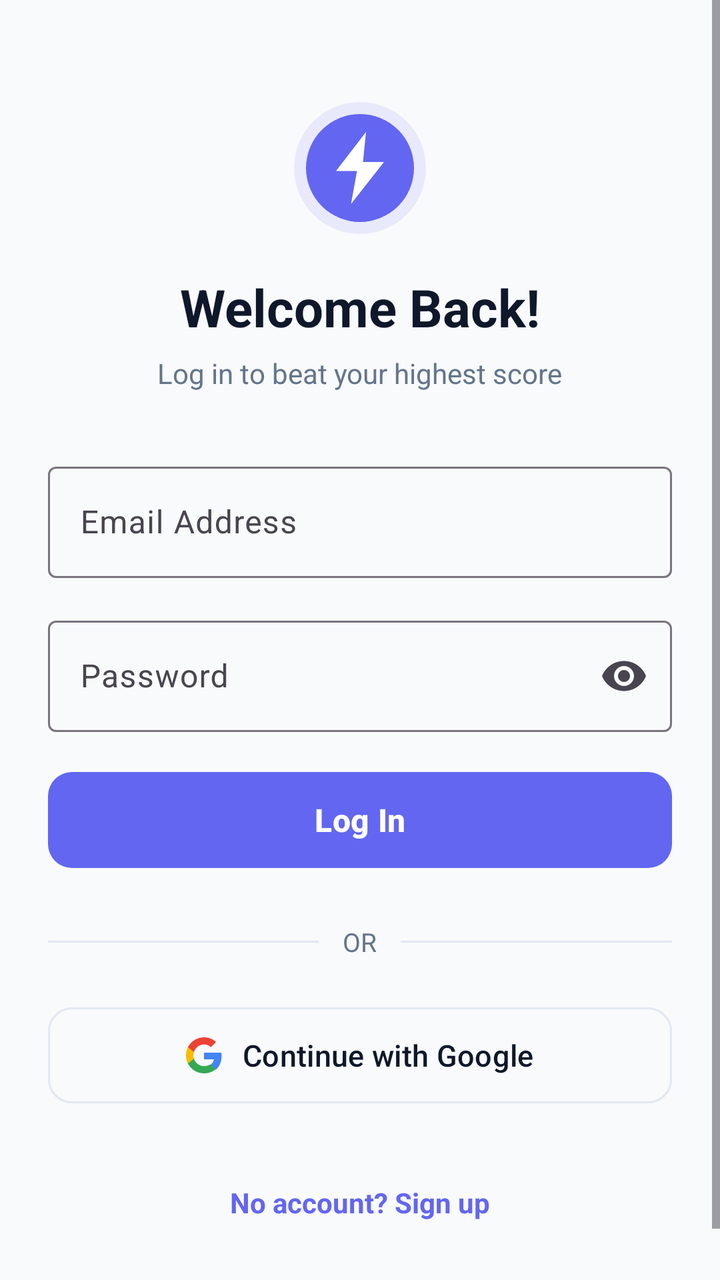
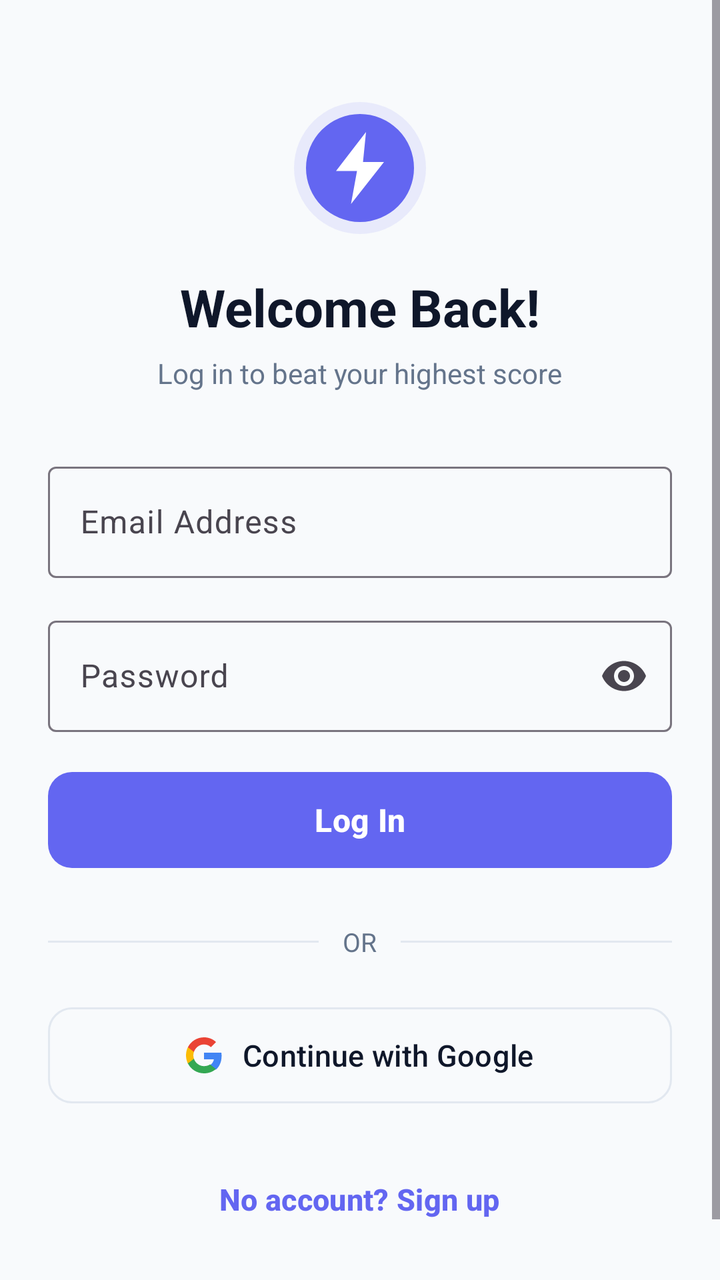

Compare the two renders of this Android layout. The source of the first and the diff that turns it into the second are given below.
<!-- AndroidManifest.xml: application theme Theme.Taprush -->
<!-- res/layout/activity_login.xml -->
<?xml version="1.0" encoding="utf-8"?>
<ScrollView xmlns:android="http://schemas.android.com/apk/res/android"
    xmlns:app="http://schemas.android.com/apk/res-auto"
    xmlns:tools="http://schemas.android.com/tools"
    android:layout_width="match_parent"
    android:layout_height="match_parent"
    android:background="@color/background_light"
    android:fillViewport="true">

    <LinearLayout
        android:layout_width="match_parent"
        android:layout_height="wrap_content"
        android:gravity="center_horizontal"
        android:orientation="vertical"
        android:padding="24dp">

        <ImageView
            android:layout_width="72dp"
            android:layout_height="72dp"
            android:layout_marginTop="24dp"
            android:contentDescription="@string/app_name"
            android:src="@drawable/ic_tap_logo" />

        <TextView
            android:layout_width="wrap_content"
            android:layout_height="wrap_content"
            android:layout_marginTop="16dp"
            android:text="Welcome Back!"
            android:textColor="@color/text_primary"
            android:textSize="26sp"
            android:textStyle="bold" />

        <TextView
            android:layout_width="wrap_content"
            android:layout_height="wrap_content"
            android:layout_marginTop="6dp"
            android:text="Log in to beat your highest score"
            android:textColor="@color/text_secondary"
            android:textSize="14sp" />

        
        <com.google.android.material.textfield.TextInputLayout
            android:id="@+id/til_email"
            style="@style/Widget.Material3.TextInputLayout.OutlinedBox"
            android:layout_width="match_parent"
            android:layout_height="wrap_content"
            android:layout_marginTop="32dp"
            android:hint="Email Address">

            <com.google.android.material.textfield.TextInputEditText
                android:id="@+id/et_email"
                android:layout_width="match_parent"
                android:layout_height="wrap_content"
                android:inputType="textEmailAddress"
                android:maxLines="1" />
        </com.google.android.material.textfield.TextInputLayout>

        
        <com.google.android.material.textfield.TextInputLayout
            android:id="@+id/til_password"
            style="@style/Widget.Material3.TextInputLayout.OutlinedBox"
            android:layout_width="match_parent"
            android:layout_height="wrap_content"
            android:layout_marginTop="16dp"
            android:hint="Password"
            app:endIconMode="password_toggle">

            <com.google.android.material.textfield.TextInputEditText
                android:id="@+id/et_password"
                android:layout_width="match_parent"
                android:layout_height="wrap_content"
                android:inputType="textPassword"
                android:maxLines="1" />
        </com.google.android.material.textfield.TextInputLayout>

        
        <ProgressBar
            android:id="@+id/progress_bar"
            style="?android:attr/progressBarStyle"
            android:layout_width="36dp"
            android:layout_height="36dp"
            android:layout_marginTop="16dp"
            android:indeterminateTint="@color/primary"
            android:visibility="gone"
            tools:visibility="visible" />

        
        <com.google.android.material.button.MaterialButton
            android:id="@+id/btn_login"
            android:layout_width="match_parent"
            android:layout_height="56dp"
            android:layout_marginTop="16dp"
            android:text="Log In"
            android:textAllCaps="false"
            android:textSize="16sp"
            android:textStyle="bold"
            app:backgroundTint="@color/primary"
            app:cornerRadius="12dp" />

        
        <LinearLayout
            android:layout_width="match_parent"
            android:layout_height="wrap_content"
            android:layout_marginTop="24dp"
            android:gravity="center_vertical"
            android:orientation="horizontal">

            <View
                android:layout_width="0dp"
                android:layout_height="1dp"
                android:layout_weight="1"
                android:background="@color/stroke_border" />

            <TextView
                android:layout_width="wrap_content"
                android:layout_height="wrap_content"
                android:paddingStart="12dp"
                android:paddingEnd="12dp"
                android:text="OR"
                android:textColor="@color/text_secondary"
                android:textSize="13sp" />

            <View
                android:layout_width="0dp"
                android:layout_height="1dp"
                android:layout_weight="1"
                android:background="@color/stroke_border" />
        </LinearLayout>

        
        <com.google.android.material.button.MaterialButton
            android:id="@+id/btn_google_sign_in"
            style="@style/Widget.Material3.Button.OutlinedButton"
            android:layout_width="match_parent"
            android:layout_height="56dp"
            android:layout_marginTop="20dp"
            android:text="Continue with Google"
            android:textAllCaps="false"
            android:textColor="@color/text_primary"
            android:textSize="15sp"
            app:cornerRadius="12dp"
            app:icon="@drawable/ic_google"
            app:iconGravity="textStart"
            app:iconPadding="10dp"
            app:iconTint="@null"
            app:strokeColor="@color/stroke_border" />

        
        <TextView
            android:id="@+id/tv_go_to_signup"
            android:layout_width="wrap_content"
            android:layout_height="wrap_content"
            android:layout_marginTop="28dp"
            android:layout_marginBottom="24dp"
            android:padding="8dp"
            android:text="No account? Sign up"
            android:textColor="@color/primary"
            android:textSize="14sp"
            android:textStyle="bold" />

    </LinearLayout>
</ScrollView>
<!-- resources referenced by this layout -->
<resources>
  <color name="background_light">#F8FAFC</color>
  <color name="primary">#6366F1</color>
  <color name="stroke_border">#E2E8F0</color>
  <color name="text_primary">#0F172A</color>
  <color name="text_secondary">#64748B</color>
  <!-- drawable ic_google (drawable) -->
  <vector xmlns:android="http://schemas.android.com/apk/res/android"
      android:width="24dp"
      android:height="24dp"
      android:viewportWidth="24"
      android:viewportHeight="24">
      <path
          android:fillColor="#4285F4"
          android:pathData="M23.745,12.27c0,-0.71 -0.063,-1.4 -0.182,-2.06H12v4.51h6.6c-0.29,1.52 -1.14,2.82 -2.4,3.68v3.05h3.88c2.27,-2.09 3.665,-5.17 3.665,-9.18z" />
      <path
          android:fillColor="#34A853"
          android:pathData="M12,24c3.24,0 5.95,-1.08 7.93,-2.91l-3.88,-3.05c-1.08,0.72 -2.45,1.16 -4.05,1.16 -3.12,0 -5.77,-2.1 -6.72,-4.93H1.26v3.15C3.25,21.36 7.34,24 12,24z" />
      <path
          android:fillColor="#FBBC05"
          android:pathData="M5.28,14.27c-0.25,-0.72 -0.38,-1.49 -0.38,-2.27s0.14,-1.55 0.38,-2.27V6.58H1.26C0.46,8.16 0,9.97 0,12s0.46,3.84 1.26,5.42l4.02,-3.15z" />
      <path
          android:fillColor="#EA4335"
          android:pathData="M12,4.75c1.77,0 3.35,0.61 4.6,1.8l3.42,-3.42C17.95,1.19 15.24,0 12,0 7.34,0 3.25,2.64 1.26,6.58l4.02,3.15c0.95,-2.83 3.6,-4.98 6.72,-4.98z" />
  </vector>
  <!-- drawable ic_tap_logo (drawable) -->
  <vector xmlns:android="http://schemas.android.com/apk/res/android"
      android:width="96dp"
      android:height="96dp"
      android:viewportWidth="96"
      android:viewportHeight="96">
      
      <path
          android:fillColor="#1A6366F1"
          android:pathData="M48,48m-44,0a44,44 0,1 1,88 0a44,44 0,1 1,-88 0" />
      
      <path
          android:fillColor="#6366F1"
          android:pathData="M48,48m-36,0a36,36 0,1 1,72 0a36,36 0,1 1,-72 0" />
      
      <path
          android:fillColor="#FFFFFF"
          android:pathData="M52,24 L32,50 L46,50 L42,72 L64,44 L50,44 Z" />
  </vector>
  <string name="app_name">Tap Rush</string>
  <style name="Theme.Taprush" parent="Base.Theme.Taprush" />
  <style name="Base.Theme.Taprush" parent="Theme.Material3.DayNight.NoActionBar">
          <item name="colorPrimary">@color/primary</item>
          <item name="colorOnPrimary">@color/on_primary</item>
          <item name="colorSecondary">@color/accent_tap</item>
          <item name="android:statusBarColor">@color/background_light</item>
          <item name="android:windowLightStatusBar" tools:targetApi="m">true</item>
          <item name="android:windowBackground">@color/background_light</item>
      </style>
  <color name="on_primary">#FFFFFF</color>
  <color name="accent_tap">#FF5722</color>
</resources>

<!-- the commit's change to res/layout/activity_login.xml (unified diff, before → after) -->
@@ -89,6 +89,7 @@
             android:id="@+id/btn_login"
             android:layout_width="match_parent"
             android:layout_height="56dp"
+            android:minHeight="48dp"
             android:layout_marginTop="16dp"
             android:text="Log In"
             android:textAllCaps="false"
@@ -133,6 +134,7 @@
             style="@style/Widget.Material3.Button.OutlinedButton"
             android:layout_width="match_parent"
             android:layout_height="56dp"
+            android:minHeight="48dp"
             android:layout_marginTop="20dp"
             android:text="Continue with Google"
             android:textAllCaps="false"
@@ -146,16 +148,19 @@
             app:strokeColor="@color/stroke_border" />
 
         
-        <TextView
+        <com.google.android.material.button.MaterialButton
             android:id="@+id/tv_go_to_signup"
+            style="@style/Widget.Material3.Button.TextButton"
             android:layout_width="wrap_content"
             android:layout_height="wrap_content"
-            android:layout_marginTop="28dp"
+            android:minHeight="48dp"
+            android:minWidth="48dp"
+            android:layout_marginTop="20dp"
             android:layout_marginBottom="24dp"
-            android:padding="8dp"
             android:text="No account? Sign up"
+            android:textAllCaps="false"
             android:textColor="@color/primary"
-            android:textSize="14sp"
+            android:textSize="15sp"
             android:textStyle="bold" />
 
     </LinearLayout>
